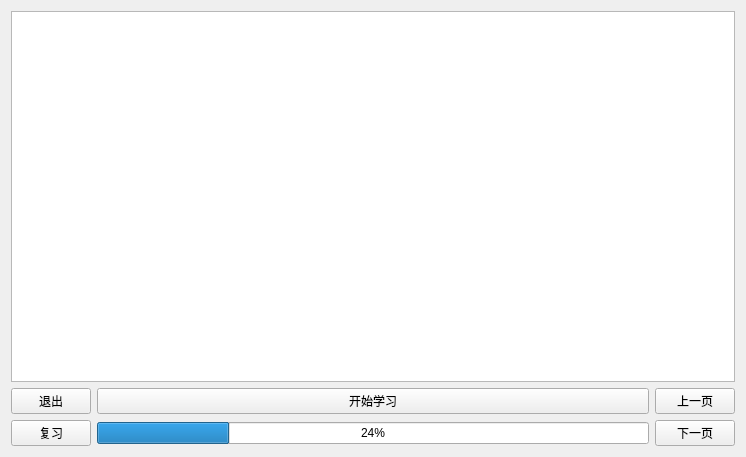
Above: Dictionary/widget.ui from youngjeff/qt before the change. Below: the same form after it.
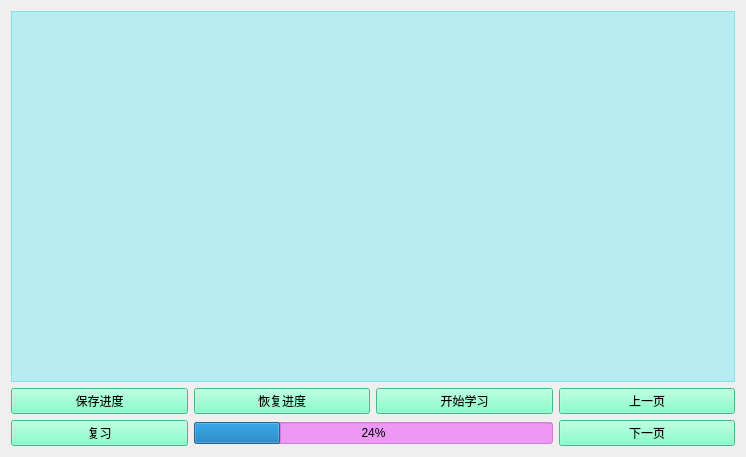
That is the form after the change.

```diff
--- a/Dictionary/widget.ui
+++ b/Dictionary/widget.ui
@@ -14,51 +14,85 @@
    <string>Widget</string>
   </property>
   <layout class="QGridLayout" name="gridLayout">
-   <item row="0" column="0" colspan="3">
-    <widget class="QTextEdit" name="textEdit"/>
+   <item row="2" column="0">
+    <widget class="QPushButton" name="checkButton">
+     <property name="styleSheet">
+      <string notr="true">background-color: rgb(102, 255, 189);
+
+</string>
+     </property>
+     <property name="text">
+      <string>保存进度</string>
+     </property>
+    </widget>
+   </item>
+   <item row="2" column="3">
+    <widget class="QPushButton" name="UpButton">
+     <property name="styleSheet">
+      <string notr="true">background-color: rgb(102, 255, 189);</string>
+     </property>
+     <property name="text">
+      <string>上一页</string>
+     </property>
+    </widget>
+   </item>
+   <item row="2" column="2">
+    <widget class="QPushButton" name="pushButton">
+     <property name="styleSheet">
+      <string notr="true">background-color: rgb(102, 255, 189);</string>
+     </property>
+     <property name="text">
+      <string>开始学习</string>
+     </property>
+    </widget>
+   </item>
+   <item row="0" column="0" colspan="4">
+    <widget class="QTextEdit" name="textEdit">
+     <property name="styleSheet">
+      <string notr="true">background-color: rgba(0, 227, 255, 60);</string>
+     </property>
+    </widget>
    </item>
    <item row="3" column="0">
     <widget class="QPushButton" name="reviewButton">
+     <property name="styleSheet">
+      <string notr="true">background-color: rgb(102, 255, 189);</string>
+     </property>
      <property name="text">
       <string>复习</string>
      </property>
     </widget>
    </item>
-   <item row="3" column="2">
+   <item row="3" column="3">
     <widget class="QPushButton" name="DownButton">
+     <property name="styleSheet">
+      <string notr="true">background-color: rgb(102, 255, 189);</string>
+     </property>
      <property name="text">
       <string>下一页</string>
      </property>
     </widget>
    </item>
-   <item row="2" column="0">
-    <widget class="QPushButton" name="checkButton">
-     <property name="text">
-      <string>退出</string>
+   <item row="2" column="1">
+    <widget class="QPushButton" name="pushButton_2">
+     <property name="styleSheet">
+      <string notr="true">background-color: rgb(102, 255, 189);</string>
      </property>
-    </widget>
-   </item>
-   <item row="2" column="2">
-    <widget class="QPushButton" name="UpButton">
      <property name="text">
-      <string>上一页</string>
+      <string>恢复进度</string>
      </property>
     </widget>
    </item>
-   <item row="3" column="1">
+   <item row="3" column="1" colspan="2">
     <widget class="QProgressBar" name="progressBar">
+     <property name="styleSheet">
+      <string notr="true">background-color: rgba(235, 0, 255, 93);</string>
+     </property>
      <property name="value">
       <number>24</number>
      </property>
     </widget>
    </item>
-   <item row="2" column="1">
-    <widget class="QPushButton" name="pushButton">
-     <property name="text">
-      <string>开始学习</string>
-     </property>
-    </widget>
-   </item>
   </layout>
  </widget>
  <layoutdefault spacing="6" margin="11"/>
```
